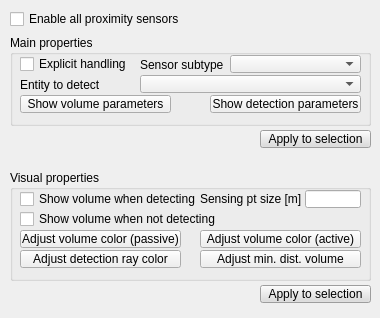
CoppeliaRobotics/coppeliaSimLib, file ui/qdlgproximitysensors.ui: the form before one commit.
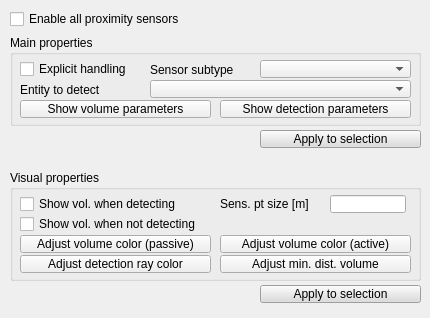
The form after the commit.

Patch:
```diff
--- a/ui/qdlgproximitysensors.ui
+++ b/ui/qdlgproximitysensors.ui
@@ -6,7 +6,7 @@
    <rect>
     <x>0</x>
     <y>0</y>
-    <width>380</width>
+    <width>430</width>
     <height>318</height>
    </rect>
   </property>
@@ -24,7 +24,7 @@
     <rect>
      <x>10</x>
      <y>10</y>
-     <width>211</width>
+     <width>281</width>
      <height>18</height>
     </rect>
    </property>
@@ -40,7 +40,7 @@
     <rect>
      <x>10</x>
      <y>35</y>
-     <width>361</width>
+     <width>411</width>
      <height>91</height>
     </rect>
    </property>
@@ -54,8 +54,8 @@
     <property name="geometry">
      <rect>
       <x>10</x>
-      <y>20</y>
-      <width>121</width>
+      <y>25</y>
+      <width>131</width>
       <height>18</height>
      </rect>
     </property>
@@ -69,9 +69,9 @@
    <widget class="QLabel" name="label">
     <property name="geometry">
      <rect>
-      <x>130</x>
-      <y>20</y>
-      <width>91</width>
+      <x>140</x>
+      <y>25</y>
+      <width>111</width>
       <height>20</height>
      </rect>
     </property>
@@ -82,9 +82,9 @@
    <widget class="QComboBox" name="qqSensorTypeCombo">
     <property name="geometry">
      <rect>
-      <x>220</x>
-      <y>20</y>
-      <width>131</width>
+      <x>250</x>
+      <y>25</y>
+      <width>151</width>
       <height>18</height>
      </rect>
     </property>
@@ -92,9 +92,9 @@
    <widget class="QComboBox" name="qqEntityToDetect">
     <property name="geometry">
      <rect>
-      <x>130</x>
-      <y>40</y>
-      <width>221</width>
+      <x>140</x>
+      <y>45</y>
+      <width>261</width>
       <height>18</height>
      </rect>
     </property>
@@ -103,8 +103,8 @@
     <property name="geometry">
      <rect>
       <x>10</x>
-      <y>40</y>
-      <width>121</width>
+      <y>45</y>
+      <width>131</width>
       <height>20</height>
      </rect>
     </property>
@@ -116,8 +116,8 @@
     <property name="geometry">
      <rect>
       <x>10</x>
-      <y>60</y>
-      <width>151</width>
+      <y>65</y>
+      <width>191</width>
       <height>18</height>
      </rect>
     </property>
@@ -134,9 +134,9 @@
    <widget class="QToolButton" name="qqAdjustDetectionParams">
     <property name="geometry">
      <rect>
-      <x>200</x>
-      <y>60</y>
-      <width>151</width>
+      <x>210</x>
+      <y>65</y>
+      <width>191</width>
       <height>18</height>
      </rect>
     </property>
@@ -153,7 +153,7 @@
     <rect>
      <x>10</x>
      <y>170</y>
-     <width>361</width>
+     <width>411</width>
      <height>111</height>
     </rect>
    </property>
@@ -167,8 +167,8 @@
     <property name="geometry">
      <rect>
       <x>10</x>
-      <y>60</y>
-      <width>161</width>
+      <y>65</y>
+      <width>191</width>
       <height>18</height>
      </rect>
     </property>
@@ -182,9 +182,9 @@
    <widget class="QToolButton" name="qqActiveVolumeColor">
     <property name="geometry">
      <rect>
-      <x>190</x>
-      <y>60</y>
-      <width>161</width>
+      <x>210</x>
+      <y>65</y>
+      <width>191</width>
       <height>18</height>
      </rect>
     </property>
@@ -199,8 +199,8 @@
     <property name="geometry">
      <rect>
       <x>10</x>
-      <y>80</y>
-      <width>161</width>
+      <y>85</y>
+      <width>191</width>
       <height>18</height>
      </rect>
     </property>
@@ -214,9 +214,9 @@
    <widget class="QToolButton" name="qqMinDistColor">
     <property name="geometry">
      <rect>
-      <x>190</x>
-      <y>80</y>
-      <width>161</width>
+      <x>210</x>
+      <y>85</y>
+      <width>191</width>
       <height>18</height>
      </rect>
     </property>
@@ -231,8 +231,8 @@
     <property name="geometry">
      <rect>
       <x>10</x>
-      <y>40</y>
-      <width>201</width>
+      <y>45</y>
+      <width>231</width>
       <height>18</height>
      </rect>
     </property>
@@ -240,28 +240,28 @@
      <enum>Qt::StrongFocus</enum>
     </property>
     <property name="text">
-     <string>Show volume when not detecting</string>
+     <string>Show vol. when not detecting</string>
     </property>
    </widget>
    <widget class="QLabel" name="label_2">
     <property name="geometry">
      <rect>
-      <x>190</x>
-      <y>20</y>
-      <width>101</width>
+      <x>210</x>
+      <y>25</y>
+      <width>111</width>
       <height>18</height>
      </rect>
     </property>
     <property name="text">
-     <string>Sensing pt size [m]</string>
+     <string>Sens. pt size [m]</string>
     </property>
    </widget>
    <widget class="QCheckBox" name="qqShowDetecting">
     <property name="geometry">
      <rect>
       <x>10</x>
-      <y>20</y>
-      <width>181</width>
+      <y>25</y>
+      <width>201</width>
       <height>18</height>
      </rect>
     </property>
@@ -269,15 +269,15 @@
      <enum>Qt::StrongFocus</enum>
     </property>
     <property name="text">
-     <string>Show volume when detecting</string>
+     <string>Show vol. when detecting</string>
     </property>
    </widget>
    <widget class="QLineEdit" name="qqPointSize">
     <property name="geometry">
      <rect>
-      <x>295</x>
-      <y>20</y>
-      <width>56</width>
+      <x>320</x>
+      <y>25</y>
+      <width>76</width>
       <height>18</height>
      </rect>
     </property>
@@ -288,7 +288,7 @@
     <rect>
      <x>260</x>
      <y>130</y>
-     <width>111</width>
+     <width>161</width>
      <height>18</height>
     </rect>
    </property>
@@ -430,6 +430,15 @@
         </color>
        </brush>
       </colorrole>
+      <colorrole role="PlaceholderText">
+       <brush brushstyle="NoBrush">
+        <color alpha="128">
+         <red>0</red>
+         <green>0</green>
+         <blue>0</blue>
+        </color>
+       </brush>
+      </colorrole>
      </active>
      <inactive>
       <colorrole role="WindowText">
@@ -567,6 +576,15 @@
         </color>
        </brush>
       </colorrole>
+      <colorrole role="PlaceholderText">
+       <brush brushstyle="NoBrush">
+        <color alpha="128">
+         <red>0</red>
+         <green>0</green>
+         <blue>0</blue>
+        </color>
+       </brush>
+      </colorrole>
      </inactive>
      <disabled>
       <colorrole role="WindowText">
@@ -704,6 +722,15 @@
         </color>
        </brush>
       </colorrole>
+      <colorrole role="PlaceholderText">
+       <brush brushstyle="NoBrush">
+        <color alpha="128">
+         <red>0</red>
+         <green>0</green>
+         <blue>0</blue>
+        </color>
+       </brush>
+      </colorrole>
      </disabled>
     </palette>
    </property>
@@ -719,7 +746,7 @@
     <rect>
      <x>260</x>
      <y>285</y>
-     <width>111</width>
+     <width>161</width>
      <height>18</height>
     </rect>
    </property>
@@ -861,6 +888,15 @@
         </color>
        </brush>
       </colorrole>
+      <colorrole role="PlaceholderText">
+       <brush brushstyle="NoBrush">
+        <color alpha="128">
+         <red>0</red>
+         <green>0</green>
+         <blue>0</blue>
+        </color>
+       </brush>
+      </colorrole>
      </active>
      <inactive>
       <colorrole role="WindowText">
@@ -998,6 +1034,15 @@
         </color>
        </brush>
       </colorrole>
+      <colorrole role="PlaceholderText">
+       <brush brushstyle="NoBrush">
+        <color alpha="128">
+         <red>0</red>
+         <green>0</green>
+         <blue>0</blue>
+        </color>
+       </brush>
+      </colorrole>
      </inactive>
      <disabled>
       <colorrole role="WindowText">
@@ -1135,6 +1180,15 @@
         </color>
        </brush>
       </colorrole>
+      <colorrole role="PlaceholderText">
+       <brush brushstyle="NoBrush">
+        <color alpha="128">
+         <red>0</red>
+         <green>0</green>
+         <blue>0</blue>
+        </color>
+       </brush>
+      </colorrole>
      </disabled>
     </palette>
    </property>
```
